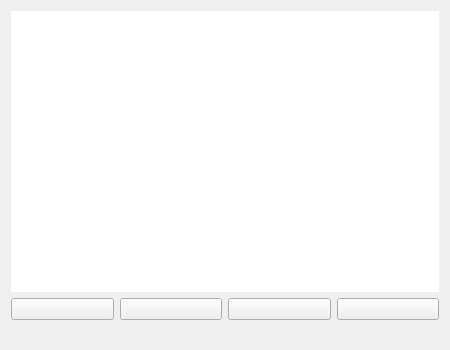
Before: the Qt Designer form src/servermgr/frmServerManager.ui in Syping/servermgr, drawn with Qt 5.
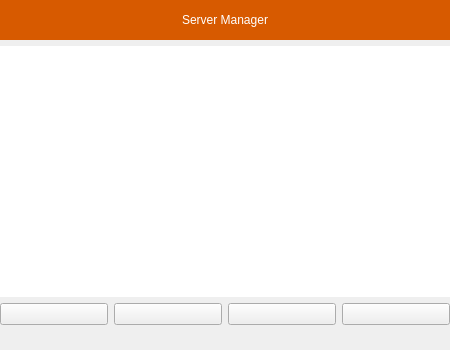
After: the same form once the commit is applied. The open tabs and pages were chosen to show the change. Icons and pictures are not drawn. Custom widgets are drawn as their Qt base class.

Commit message: Android version first pre release

```diff
--- a/src/servermgr/frmServerManager.ui
+++ b/src/servermgr/frmServerManager.ui
@@ -749,6 +749,52 @@
       </widget>
       <widget class="QWidget" name="pServerManagerAndroid">
        <layout class="QVBoxLayout" name="vlSMA">
+        <property name="leftMargin">
+         <number>0</number>
+        </property>
+        <property name="topMargin">
+         <number>0</number>
+        </property>
+        <property name="rightMargin">
+         <number>0</number>
+        </property>
+        <property name="bottomMargin">
+         <number>6</number>
+        </property>
+        <item>
+         <widget class="KPTLabel" name="labTitle">
+          <property name="minimumSize">
+           <size>
+            <width>0</width>
+            <height>40</height>
+           </size>
+          </property>
+          <property name="maximumSize">
+           <size>
+            <width>16777215</width>
+            <height>40</height>
+           </size>
+          </property>
+          <property name="styleSheet">
+           <string notr="true">background-color: rgb(215, 90, 0);
+color: rgb(255, 255, 255);
+selection-background-color: rgb(255, 255, 255);
+selection-color: rgb(215, 90, 0);
+border-radius: 0px;
+border-color: white;
+border-style: ridge;</string>
+          </property>
+          <property name="text">
+           <string>Server Manager</string>
+          </property>
+          <property name="alignment">
+           <set>Qt::AlignCenter</set>
+          </property>
+          <property name="wordWrap">
+           <bool>true</bool>
+          </property>
+         </widget>
+        </item>
         <item>
          <widget class="QListWidget" name="lwServerAndroid">
           <property name="frameShape">
```
Left out of the diff: 8 changed lines with no effect on the pictures.
